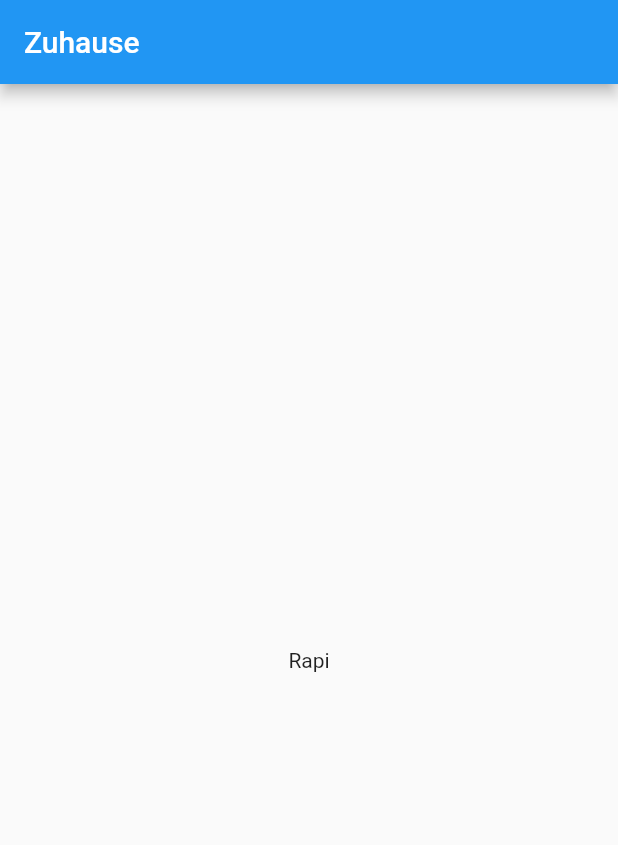
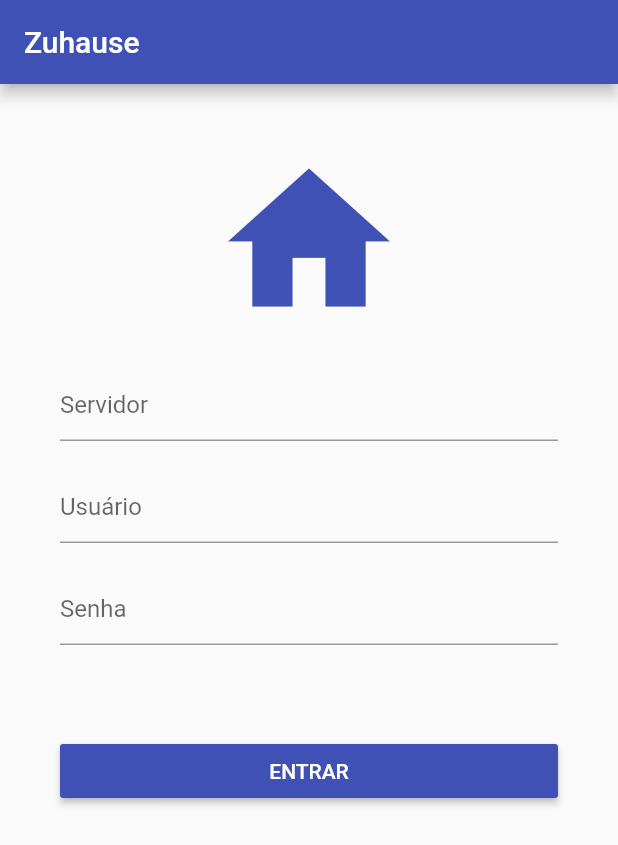
Before and after one commit to edufolly/zuhause-flutter, a Flutter app: the screen it shows after launch, on a phone screen of 412 x 824 dp. Shown: the top 845 px of the screen. Run offline on Flutter 3.47's test engine with Material 2 defaults, Android fonts, the phone set to English and light mode, and no system bars; our stand-ins replace flutter_secure_storage.

Commit message:
Implementação de novas funcionalidades.

```diff
--- /dev/null
+++ b/lib/login.dart
@@ -0,0 +1,136 @@
+import 'package:flutter/material.dart';
+import 'package:flutter_secure_storage/flutter_secure_storage.dart';
+import 'package:zuhause/components/MyHttp.dart';
+import 'package:zuhause/home.dart';
+import 'package:zuhause/model/User.dart';
+import 'package:zuhause/util/MyDialogs.dart';
+
+class Login extends StatefulWidget {
+  Login({Key key}) : super(key: key);
+
+  static const String routerName = '/login';
+
+  @override
+  _LoginState createState() => new _LoginState();
+}
+
+class _LoginState extends State<Login> {
+  final storage = new FlutterSecureStorage();
+
+  static final TextEditingController _server = new TextEditingController();
+  static final TextEditingController _user = new TextEditingController();
+  static final TextEditingController _pass = new TextEditingController();
+
+  User u = new User();
+
+  @override
+  void initState() {
+    storage.read(key: 'server').then((server) {
+      if (server != null) {
+        u.server = server;
+        storage.read(key: 'user').then((user) {
+          if (user != null) {
+            u.user = user;
+            storage.read(key: 'pass').then((pass) {
+              if (pass != null) {
+                u.pass = pass;
+                valid();
+              }
+            });
+          }
+        });
+      }
+    });
+    super.initState();
+  }
+
+  @override
+  Widget build(BuildContext context) {
+    return new Scaffold(
+      appBar: new AppBar(
+        title: const Text("Zuhause"),
+      ),
+      body: _buildBody(context),
+    );
+  }
+
+  Widget _buildBody(BuildContext context) {
+    return new ListView(
+      padding: const EdgeInsets.all(40.0),
+      children: <Widget>[
+        new Icon(
+          Icons.home,
+          size: 130.0,
+          color: Theme.of(context).accentColor,
+        ),
+        new Padding(
+          padding: const EdgeInsets.only(top: 20.0),
+          child: new TextField(
+            controller: _server,
+            keyboardType: TextInputType.url,
+            decoration: new InputDecoration(hintText: 'Servidor'),
+          ),
+        ),
+        new Padding(
+          padding: const EdgeInsets.only(top: 20.0),
+          child: new TextField(
+            controller: _user,
+            keyboardType: TextInputType.text,
+            decoration: new InputDecoration(hintText: 'Usuário'),
+          ),
+        ),
+        new Padding(
+          padding: const EdgeInsets.only(top: 20.0),
+          child: new TextField(
+            controller: _pass,
+            obscureText: true,
+            keyboardType: TextInputType.text,
+            decoration: new InputDecoration(hintText: 'Senha'),
+          ),
+        ),
+        new Padding(
+          padding: const EdgeInsets.only(top: 60.0),
+          child: new RaisedButton(
+            child: new Text(
+              'ENTRAR',
+              style: new TextStyle(color: Colors.white),
+            ),
+            onPressed: login,
+          ),
+        ),
+      ],
+    );
+  }
+
+  void login() {
+    // TODO - Verificar se estão preenchidos.
+
+    u.server = _server.text;
+    u.user = _user.text;
+    u.pass = _pass.text;
+
+    valid();
+  }
+
+  void valid() async {
+    MyDialogs.circularWating(context, 'Autenticando');
+
+    Map result = await MyHttp.get('/api/login');
+
+    if (result['success']) {
+      storage.write(key: 'server', value: u.server);
+      storage.write(key: 'user', value: u.user);
+      storage.write(key: 'pass', value: u.pass);
+
+      _server.clear();
+      _user.clear();
+      _pass.clear();
+
+      Navigator.pop(context);
+      Navigator.of(context).pushReplacementNamed(Home.routerName);
+    } else {
+      Navigator.pop(context);
+      MyDialogs.alertError(context, '${result['message']} (${result['code']})');
+    }
+  }
+}
--- a/lib/main.dart
+++ b/lib/main.dart
@@ -1,7 +1,7 @@
 import 'package:flutter/material.dart';
 import 'package:zuhause/home.dart';
+import 'package:zuhause/login.dart';
 import 'package:zuhause/raspi.dart';
-
 
 class ZuhauseApp extends StatelessWidget {
   @override
@@ -10,9 +10,12 @@ class ZuhauseApp extends StatelessWidget {
       title: "Zuhause",
       debugShowCheckedModeBanner: false,
       theme: new ThemeData(
-        primarySwatch: Colors.blue,
+        primarySwatch: Colors.indigo,
+        buttonColor: Colors.indigo,
       ),
+      home: new Login(),
       routes: <String, WidgetBuilder>{
+        Login.routerName: (BuildContext context) => new Login(),
         Home.routerName: (BuildContext context) => new Home(),
         Raspi.routerName: (BuildContext context) => new Raspi(),
       },
--- /dev/null
+++ b/lib/model/User.dart
@@ -0,0 +1,13 @@
+class User {
+  static final User _singleton = new User._internal();
+
+  String server;
+  String user;
+  String pass;
+
+  factory User() {
+    return _singleton;
+  }
+
+  User._internal();
+}
--- a/pubspec.yaml
+++ b/pubspec.yaml
@@ -8,6 +8,8 @@ dependencies:
   # The following adds the Cupertino Icons font to your application.
   # Use with the CupertinoIcons class for iOS style icons.
   cupertino_icons: ^0.1.1
+  flutter_secure_storage: ^2.0.0
+
 
 dev_dependencies:
   flutter_test:
```
Also changed, not shown: lib/components/BasicButton.dart (added, +39 -0 lines), lib/components/MyHttp.dart (added, +61 -0 lines), lib/home.dart (+68 -10 lines), lib/raspi.dart (+27 -4 lines), lib/util/MyDialogs.dart (added, +54 -0 lines), pubspec.lock, 6 other files.
